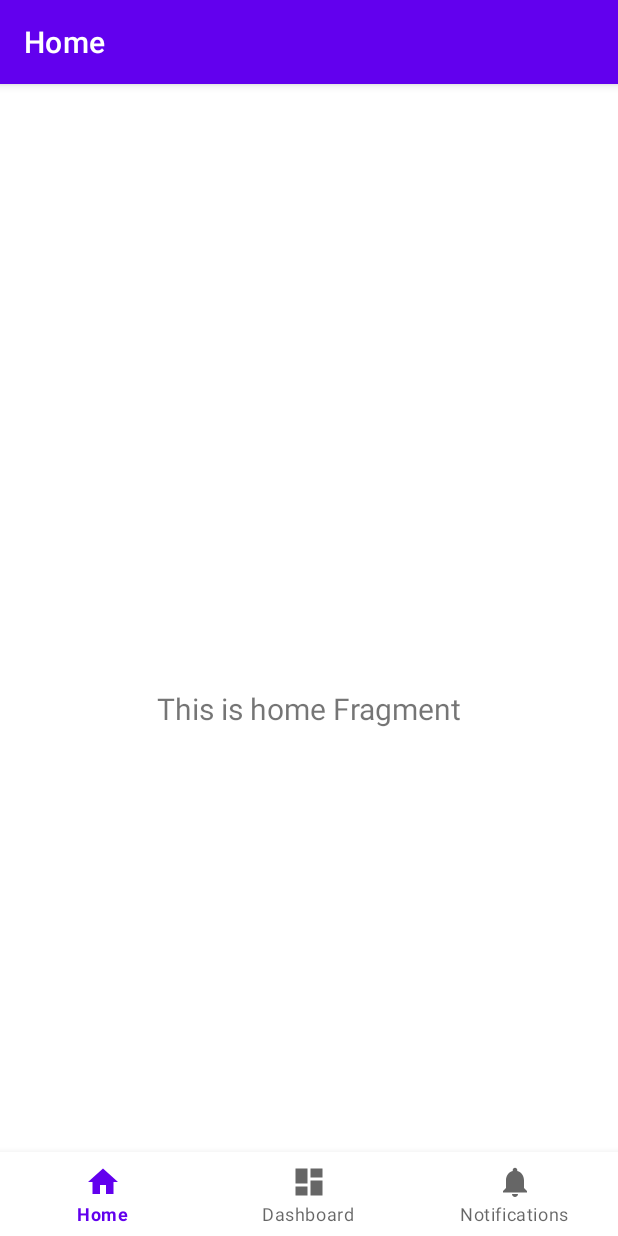
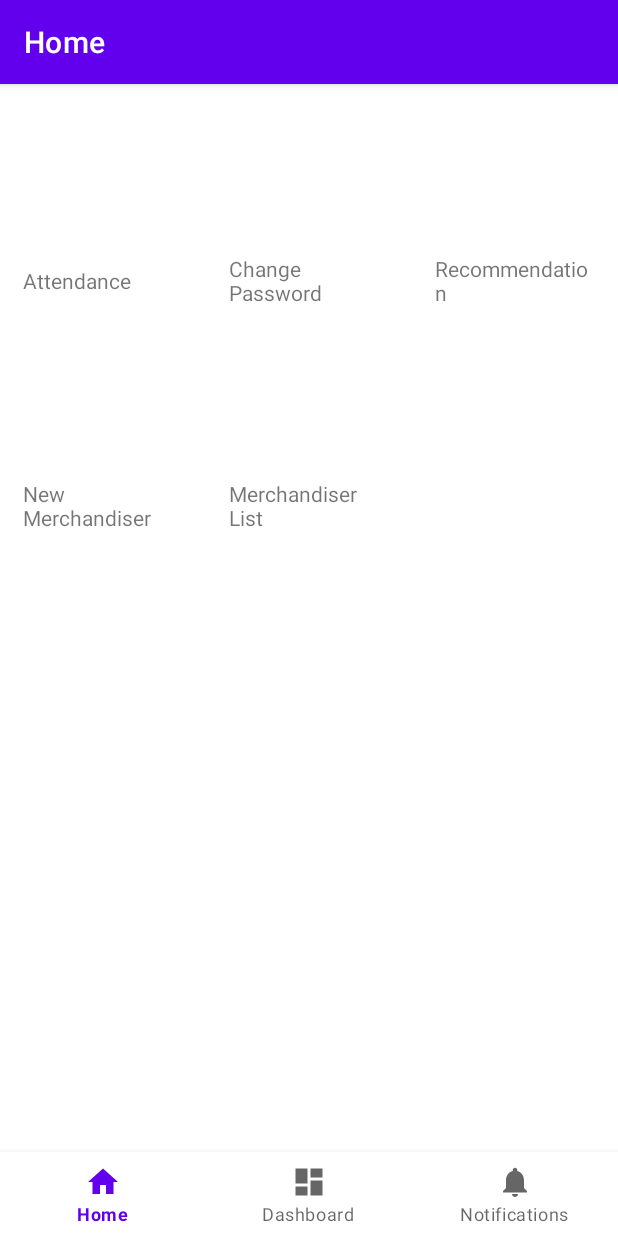
Before and after one commit to monir-shurjomukhi/shurjopay-agent-android, an Android app: the screen it shows after launch (MainActivity), on a phone screen of 412 x 824 dp. Run offline under Robolectric (Android 15) with nearby library versions, the phone set to English and light mode, and no system bars; our stand-ins replace navigation-ui.

Commit message:
HomeMenu ModelHomeMenu data class, RecyclerAdapterHomeMenu adapter is created ⇨ Tuesday December 28, 2021, 17:06:27

```diff
--- /dev/null
+++ b/app/src/main/java/com/sm/spagent/RecyclerAdapterHomeMenu.kt
@@ -0,0 +1,42 @@
+package com.sm.spagent
+
+import android.view.LayoutInflater
+import android.view.ViewGroup
+import androidx.recyclerview.widget.RecyclerView
+import com.sm.spagent.databinding.RecyclerViewHomeMenuBinding
+import com.sm.spagent.modelroomdb.ModelHomeMenu
+
+class RecyclerAdapterHomeMenu : RecyclerView.Adapter<RecyclerAdapterHomeMenu.ViewHolder>() {
+    private val adapterItemList = mutableListOf<ModelHomeMenu>()
+    private var _binding: RecyclerViewHomeMenuBinding? = null
+    private val binding get() = _binding!!
+    fun submitList(newData: List<ModelHomeMenu>) {
+        adapterItemList.clear()
+        adapterItemList.addAll(newData)
+        notifyDataSetChanged()
+    }
+
+    override fun getItemCount(): Int {
+        return adapterItemList.size
+    }
+
+    override fun onCreateViewHolder(viewGroup: ViewGroup, position: Int): ViewHolder {
+        _binding = RecyclerViewHomeMenuBinding.inflate(
+            LayoutInflater.from(viewGroup.context),
+            viewGroup,
+            false
+        )
+        return ViewHolder(binding)
+    }
+
+    override fun onBindViewHolder(viewHolder: ViewHolder, position: Int) {
+        with(viewHolder){
+            with(adapterItemList[position]){
+                binding.sysTvTitle.text = this.title
+            }
+        }
+    }
+
+    inner class ViewHolder(val itemBind: RecyclerViewHomeMenuBinding) :
+        RecyclerView.ViewHolder(binding.root)
+}
--- a/app/src/main/java/com/sm/spagent/modelroomdb/ModelHomeMenu.kt
+++ b/app/src/main/java/com/sm/spagent/modelroomdb/ModelHomeMenu.kt
@@ -1,9 +1,7 @@
 package com.sm.spagent.modelroomdb
-
-import androidx.room.PrimaryKey
 
 data class ModelHomeMenu(
     val title: String,
-    val subTitle: String,
-    val menuIcon: Int,
+    val subTitle: String?,
+    val menuIcon: Int?,
 )
--- a/app/src/main/java/com/sm/spagent/ui/fragment/HomeFragment.kt
+++ b/app/src/main/java/com/sm/spagent/ui/fragment/HomeFragment.kt
@@ -8,7 +8,12 @@ import android.widget.TextView
 import androidx.fragment.app.Fragment
 import androidx.lifecycle.Observer
 import androidx.lifecycle.ViewModelProvider
+import androidx.recyclerview.widget.GridLayoutManager
+import androidx.recyclerview.widget.LinearLayoutManager
+import androidx.recyclerview.widget.RecyclerView
+import com.sm.spagent.RecyclerAdapterHomeMenu
 import com.sm.spagent.databinding.FragmentHomeBinding
+import com.sm.spagent.modelroomdb.ModelHomeMenu
 import com.sm.spagent.ui.viewmodel.HomeViewModel
 
 class HomeFragment : Fragment() {
@@ -19,6 +24,10 @@ class HomeFragment : Fragment() {
     // This property is only valid between onCreateView and
     // onDestroyView.
     private val binding get() = _binding!!
+
+    //
+    private lateinit var adapterHomeMenu: RecyclerAdapterHomeMenu
+    private lateinit var homeMenuList: List<ModelHomeMenu>
 
     override fun onCreateView(
         inflater: LayoutInflater,
@@ -35,6 +44,14 @@ class HomeFragment : Fragment() {
         homeViewModel.text.observe(viewLifecycleOwner, Observer {
             textView.text = it
         })
+        //
+        loadHomeMenu()
+        //val layoutManager: RecyclerView.LayoutManager = LinearLayoutManager(context)
+        val layoutManager: RecyclerView.LayoutManager = GridLayoutManager(context, 3)
+        binding.sysRecyclerViewMenu.layoutManager = layoutManager
+        adapterHomeMenu = RecyclerAdapterHomeMenu()
+        adapterHomeMenu.submitList(homeMenuList)
+        binding.sysRecyclerViewMenu.adapter = adapterHomeMenu
         return root
     }
 
@@ -42,4 +59,14 @@ class HomeFragment : Fragment() {
         super.onDestroyView()
         _binding = null
     }
+
+    private fun loadHomeMenu() {
+        homeMenuList = listOf(
+            ModelHomeMenu("Attendance", null, null),
+            ModelHomeMenu("Change Password", null, null),
+            ModelHomeMenu("Recommendation", null, null),
+            ModelHomeMenu("New Merchandiser", null, null),
+            ModelHomeMenu("Merchandiser List", null, null),
+        )
+    }
 }
--- a/app/src/main/res/layout/fragment_home.xml
+++ b/app/src/main/res/layout/fragment_home.xml
@@ -15,8 +15,14 @@
         android:layout_marginEnd="8dp"
         android:textAlignment="center"
         android:textSize="20sp"
+        android:visibility="gone"
         app:layout_constraintBottom_toBottomOf="parent"
         app:layout_constraintEnd_toEndOf="parent"
         app:layout_constraintStart_toStartOf="parent"
         app:layout_constraintTop_toTopOf="parent" />
+
+    <androidx.recyclerview.widget.RecyclerView
+        android:id="@+id/sysRecyclerViewMenu"
+        android:layout_width="match_parent"
+        android:layout_height="match_parent" />
 </androidx.constraintlayout.widget.ConstraintLayout>
--- /dev/null
+++ b/app/src/main/res/layout/recycler_view_home_menu.xml
@@ -0,0 +1,21 @@
+<?xml version="1.0" encoding="utf-8"?>
+<RelativeLayout xmlns:android="http://schemas.android.com/apk/res/android"
+    xmlns:app="http://schemas.android.com/apk/res-auto"
+    xmlns:tools="http://schemas.android.com/tools"
+    android:layout_width="wrap_content"
+    android:layout_height="150dp">
+
+    <RelativeLayout
+        android:layout_width="wrap_content"
+        android:layout_height="wrap_content"
+        android:layout_centerInParent="true"
+        android:layout_margin="15dp">
+
+        <TextView
+            android:id="@+id/sysTvTitle"
+            android:layout_width="wrap_content"
+            android:layout_height="wrap_content"
+            android:layout_gravity="center"
+            android:text="Title" />
+    </RelativeLayout>
+</RelativeLayout>
```
Also changed, not shown: 1 other file. Lines whose indentation alone changed are shown as unchanged.
